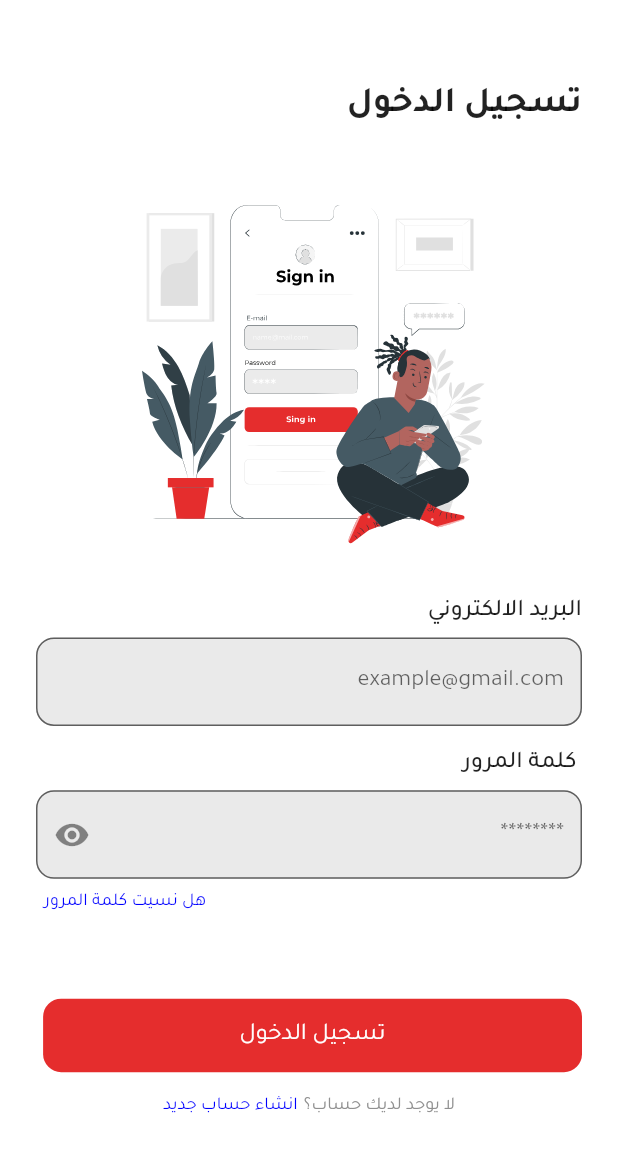
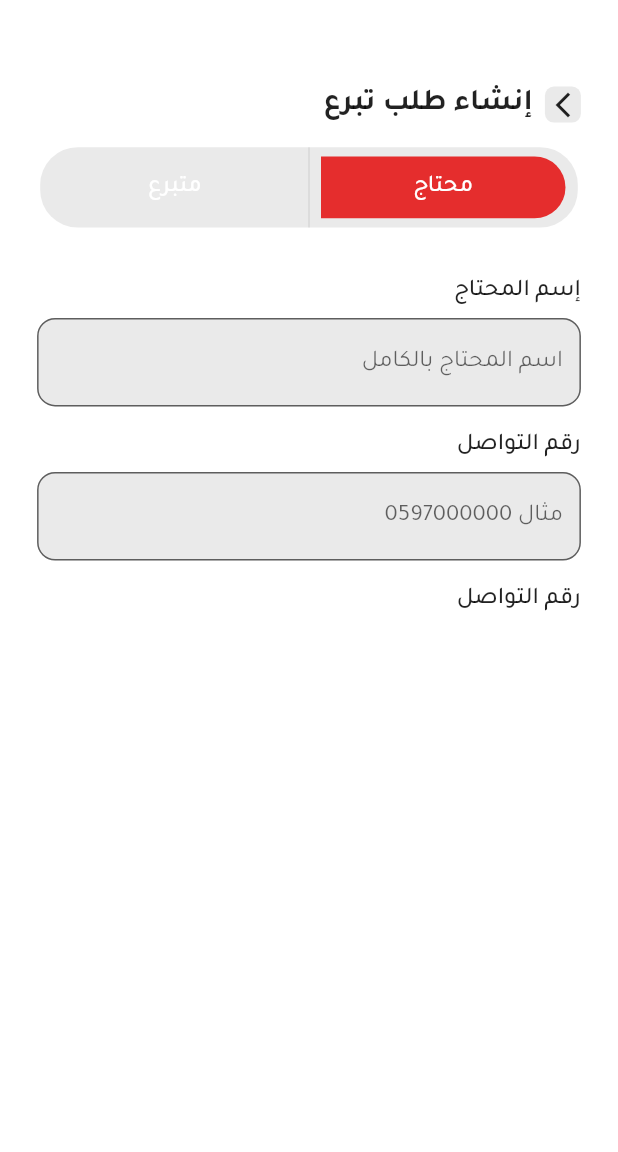
Before and after one commit to khaledmurtaja/graduationProject, a Flutter app: the screen it shows after launch, on a phone screen of 412 x 824 dp. Shown: the top 1152 px of the screen. Run offline on Flutter 3.47's test engine with Material 2 defaults, Android fonts, the phone set to English and light mode, and no system bars; our stand-ins replace flutter_screenutil, flutter_svg, get, smooth_page_indicator.

Commit message:
donationRequest Screen

```diff
--- a/lib/App/modules/donationRequest/binding.dart
+++ b/lib/App/modules/donationRequest/binding.dart
@@ -0,0 +1,12 @@
+import 'package:get/get.dart';
+
+import 'controller.dart';
+
+class DonationRequestBinding extends Bindings {
+  @override
+  void dependencies() {
+    // TODO: implement dependencies
+    Get.lazyPut<DonationRequestScreenController>(
+        () => DonationRequestScreenController());
+  }
+}
--- a/lib/App/modules/donationRequest/controller.dart
+++ b/lib/App/modules/donationRequest/controller.dart
@@ -0,0 +1,20 @@
+import 'package:flutter/material.dart';
+import 'package:get/get.dart';
+
+class DonationRequestScreenController extends GetxController {
+  bool needChoice = true;
+  bool donorChoice = false;
+  TextEditingController nameOfTheNeedyController = TextEditingController();
+
+  void changeSelection() {
+    if (needChoice == true && donorChoice == false) {
+      needChoice = false;
+      donorChoice = true;
+      update();
+    } else {
+      needChoice = true;
+      donorChoice = false;
+      update();
+    }
+  }
+}
--- a/lib/App/modules/donationRequest/page.dart
+++ b/lib/App/modules/donationRequest/page.dart
@@ -0,0 +1,162 @@
+// ignore_for_file: sort_child_properties_last
+
+import 'package:blood4life/App/modules/donationRequest/controller.dart';
+import 'package:blood4life/App/modules/donationRequest/widgets/buttomWidget.dart';
+import 'package:flutter/material.dart';
+import 'package:flutter/src/widgets/framework.dart';
+import 'package:flutter/src/widgets/placeholder.dart';
+import 'package:flutter_screenutil/flutter_screenutil.dart';
+import 'package:get/get.dart';
+import 'dart:math' as math; // import this
+
+import '../../../core/utils/helperFunctions.dart';
+import '../../../core/values/colors.dart';
+import '../../widgets/customTextFormField.dart';
+
+class DonationRequestScreen extends GetView<DonationRequestScreenController> {
+  @override
+  Widget build(BuildContext context) {
+    return Scaffold(
+      backgroundColor: Colors.white,
+      body: Padding(
+        padding: EdgeInsets.only(
+          top: getMediaQueryHeight(context: context, value: 60),
+          left: getMediaQueryWidth(context: context, value: 24),
+          right: getMediaQueryWidth(context: context, value: 24),
+        ),
+        child: Column(
+          children: [
+            Row(
+              children: [
+                Container(
+                  width: 24,
+                  height: 24,
+                  decoration: const BoxDecoration(
+                    borderRadius: BorderRadius.all(
+                      Radius.circular(6),
+                    ),
+                    color: iconArrowBackBackgroundColor,
+                  ),
+                  child: Transform(
+                    alignment: Alignment.center,
+                    transform: Matrix4.rotationY(math.pi),
+                    child: const Icon(
+                      Icons.arrow_back_ios_new_sharp,
+                      size: 20,
+                    ),
+                  ),
+                  alignment: Alignment.center,
+                ),
+                SizedBox(
+                  width: getMediaQueryWidth(context: context, value: 8),
+                ),
+                Text(
+                  "إنشاء طلب تبرع",
+                  style: TextStyle(
+                      fontSize: 20.spMin, fontWeight: FontWeight.w700),
+                ),
+              ],
+            ),
+            SizedBox(
+              height: getMediaQueryHeight(context: context, value: 16),
+            ),
+            Container(
+              width: getMediaQueryWidth(context: context, value: 327),
+              height: getMediaQueryWidth(context: context, value: 48),
+              decoration: const BoxDecoration(
+                borderRadius: BorderRadius.all(
+                  Radius.circular(25),
+                ),
+                color: iconArrowBackBackgroundColor,
+              ),
+              child: GetBuilder<DonationRequestScreenController>(
+                  builder: (DonationRequestScreenController controller) {
+                return Row(
+                  children: <Widget>[
+                    Expanded(
+                      child: ButtonWidget(
+                        direction: 'Right',
+                        buttonText: 'محتاج',
+                        IsChosen: controller.needChoice,
+                        controller: controller,
+                      ),
+                    ),
+                    VerticalDivider(),
+                    Expanded(
+                      child: ButtonWidget(
+                        direction: 'Left',
+                        buttonText: 'متبرع',
+                        IsChosen: controller.donorChoice,
+                        controller: controller,
+                      ),
+                    ),
+                  ],
+                );
+              }),
+            ),
+            SizedBox(
+              height: getMediaQueryHeight(context: context, value: 32),
+            ),
+            Expanded(
+              child: SingleChildScrollView(
+                child: Column(
+                  crossAxisAlignment: CrossAxisAlignment.start,
+                  children: [
+                    Text(
+                      "إسم المحتاج",
+                      style: TextStyle(
+                          fontSize: 16.spMin, fontWeight: FontWeight.w500),
+                    ),
+                    SizedBox(
+                      height: getMediaQueryHeight(context: context, value: 8),
+                    ),
+                    CustomFormField(
+                      controller: controller.nameOfTheNeedyController,
+                      prefixIcon: Icon(Icons.person),
+                      validator: () {},
+                      hint: 'اسم المحتاج بالكامل',
+                      isPassword: false,
+                      width: getMediaQueryWidth(context: context, value: 327),
+                    ),
+                    SizedBox(
+                      height: getMediaQueryHeight(context: context, value: 16),
+                    ),
+                    Text(
+                      "رقم التواصل",
+                      style: TextStyle(
+                          fontSize: 16.spMin, fontWeight: FontWeight.w500),
+                    ),
+                    SizedBox(
+                      height: getMediaQueryHeight(context: context, value: 8),
+                    ),
+                    CustomFormField(
+                      controller: controller.nameOfTheNeedyController,
+                      prefixIcon: Icon(Icons.person),
+                      validator: () {},
+                      hint: 'مثال 0597000000',
+                      isPassword: false,
+                      width: getMediaQueryWidth(context: context, value: 327),
+                    ),
+                    SizedBox(
+                      height: getMediaQueryHeight(context: context, value: 16),
+                    ),
+
+
+                    Text(
+                      "رقم التواصل",
+                      style: TextStyle(
+                          fontSize: 16.spMin, fontWeight: FontWeight.w500),
+                    ),
+                    SizedBox(
+                      height: getMediaQueryHeight(context: context, value: 8),
+                    ),
+                  ],
+                ),
+              ),
+            ),
+          ],
+        ),
+      ),
+    );
+  }
+}
--- /dev/null
+++ b/lib/App/modules/donationRequest/widgets/buttomWidget.dart
@@ -0,0 +1,56 @@
+// ignore_for_file: public_member_api_docs, sort_constructors_first
+import 'package:flutter/material.dart';
+import 'package:flutter_screenutil/flutter_screenutil.dart';
+
+import '../../../../core/utils/helperFunctions.dart';
+import '../../../../core/values/colors.dart';
+import '../controller.dart';
+
+class ButtonWidget extends StatelessWidget {
+  String buttonText;
+  String direction;
+  bool IsChosen;
+  DonationRequestScreenController controller;
+  ButtonWidget(
+      {required this.buttonText,
+      required this.direction,
+      required this.IsChosen,
+      required this.controller});
+
+  @override
+  Widget build(BuildContext context) {
+    return GestureDetector(
+      onTap: () => controller.changeSelection(),
+      child: Container(
+        height: getMediaQueryWidth(context: context, value: 38),
+        margin: direction == 'Right'
+            ? EdgeInsets.only(
+                right: getMediaQueryWidth(context: context, value: 8))
+            : EdgeInsets.only(
+                left: getMediaQueryWidth(context: context, value: 8)),
+        decoration: BoxDecoration(
+          borderRadius: direction == 'Right'
+              ? const BorderRadius.only(
+                  topRight: Radius.circular(25),
+                  bottomRight: Radius.circular(25),
+                )
+              : const BorderRadius.only(
+                  topLeft: Radius.circular(25),
+                  bottomLeft: Radius.circular(25),
+                ),
+          color: IsChosen ? primaryColor : iconArrowBackBackgroundColor,
+        ),
+        child: Center(
+          child: Text(
+            buttonText,
+            style: TextStyle(
+              fontSize: 16.spMin,
+              fontWeight: FontWeight.w500,
+              color: Colors.white,
+            ),
+          ),
+        ),
+      ),
+    );
+  }
+}
--- a/lib/core/utils/helperFunctions.dart
+++ b/lib/core/utils/helperFunctions.dart
@@ -40,6 +40,7 @@ String? validatePasswordRegister(
     return null;
   }
 }
+
 /// for validating password field in login screen
 String? validatePasswordLogin(String password) {
   if (password.isEmpty) {
@@ -61,3 +62,24 @@ String? validateNameField(String name) {
     return null;
   }
 }
+
+///for responsive Height
+
+double getMediaQueryHeight(
+    {required BuildContext context, required num value}) {
+  var size = MediaQuery.of(context).size;
+  //Figma Height
+  double xdHeight = 812;
+  double percentage = (value / xdHeight * 100).roundToDouble() / 100;
+  return size.height * percentage;
+}
+
+///for responsive Width
+
+double getMediaQueryWidth({required BuildContext context, required num value}) {
+  var size = MediaQuery.of(context).size;
+  //Figma width
+  double xdWidth = 375;
+  double percentage = (value / xdWidth * 100).roundToDouble() / 100;
+  return size.width * percentage;
+}
--- a/lib/core/values/colors.dart
+++ b/lib/core/values/colors.dart
@@ -1,8 +1,10 @@
 import 'dart:ui';
 import '../utils/helperFunctions.dart';
 
-Color primaryColor=hexToColor("#E52D2D");//red color اللون الاحمر الاساسي للتطبيق
-Color inActiveDotsColor=hexToColor("#D9D9D9");// grey color  لون سكني
-const Color textBtnColor=Color(0xff0000FF);
-const Color textFormFieldColor= Color(0xffEAEAEA);
-const Color iconPrimaryColor= Color(0xff909090);
+Color primaryColor =
+    hexToColor("#E52D2D"); //red color اللون الاحمر الاساسي للتطبيق
+Color inActiveDotsColor = hexToColor("#D9D9D9"); // grey color  لون سكني
+const Color textBtnColor = Color(0xff0000FF);
+const Color textFormFieldColor = Color(0xffEAEAEA);
+const Color iconPrimaryColor = Color(0xff909090);
+const Color iconArrowBackBackgroundColor = Color(0xffEAEAEA);
--- a/lib/main.dart
+++ b/lib/main.dart
@@ -2,6 +2,8 @@ import 'package:blood4life/routes/pages.dart';
 import 'package:flutter/material.dart';
 import 'package:flutter_screenutil/flutter_screenutil.dart';
 import 'package:get/get_navigation/src/root/get_material_app.dart';
+import 'App/modules/donationRequest/binding.dart';
+import 'App/modules/donationRequest/page.dart';
 import 'App/modules/login/binding.dart';
 import 'App/modules/login/page.dart';
 import 'App/modules/register/binding.dart';
@@ -24,8 +26,8 @@ class MyApp extends StatelessWidget {
           debugShowCheckedModeBanner: false,
           theme: ThemeData(primarySwatch: Colors.red, fontFamily: "Tajawal"),
           getPages: AppPages.pages,
-          initialBinding: LoginBinding(),
-          home: LoginScreen(),
+          initialBinding: DonationRequestBinding(),
+          home: DonationRequestScreen(),
         );
       },
     );
--- a/lib/routes/pages.dart
+++ b/lib/routes/pages.dart
@@ -4,6 +4,8 @@ import 'package:blood4life/App/modules/register/binding.dart';
 import 'package:blood4life/App/modules/register/page.dart';
 import 'package:blood4life/routes/routes.dart';
 import 'package:get/get_navigation/src/routes/get_route.dart';
+import '../App/modules/donationRequest/binding.dart';
+import '../App/modules/donationRequest/page.dart';
 import '../App/modules/home/binding.dart';
 import '../App/modules/home/page.dart';
 import '../App/modules/landingScreen/binding.dart';
@@ -16,9 +18,7 @@ abstract class AppPages {
         page: () => LandingScreen(),
         bindings: [LandingBinding()]),
     GetPage(
-        name: Routes.HOME,
-        page: () => HomeScreen(),
-        bindings: [HomeBinding()]),
+        name: Routes.HOME, page: () => HomeScreen(), bindings: [HomeBinding()]),
     GetPage(
         name: Routes.LOGIN,
         page: () => LoginScreen(),
@@ -26,6 +26,10 @@ abstract class AppPages {
     GetPage(
         name: Routes.REGISTER,
         page: () => RegisterScreen(),
-        bindings: [RegisterBinding()])
+        bindings: [RegisterBinding()]),
+    GetPage(
+        name: Routes.DONATION_REQUESTS,
+        page: () => DonationRequestScreen(),
+        bindings: [DonationRequestBinding()])
   ];
 }
```
Also changed, not shown: 1 other file.
